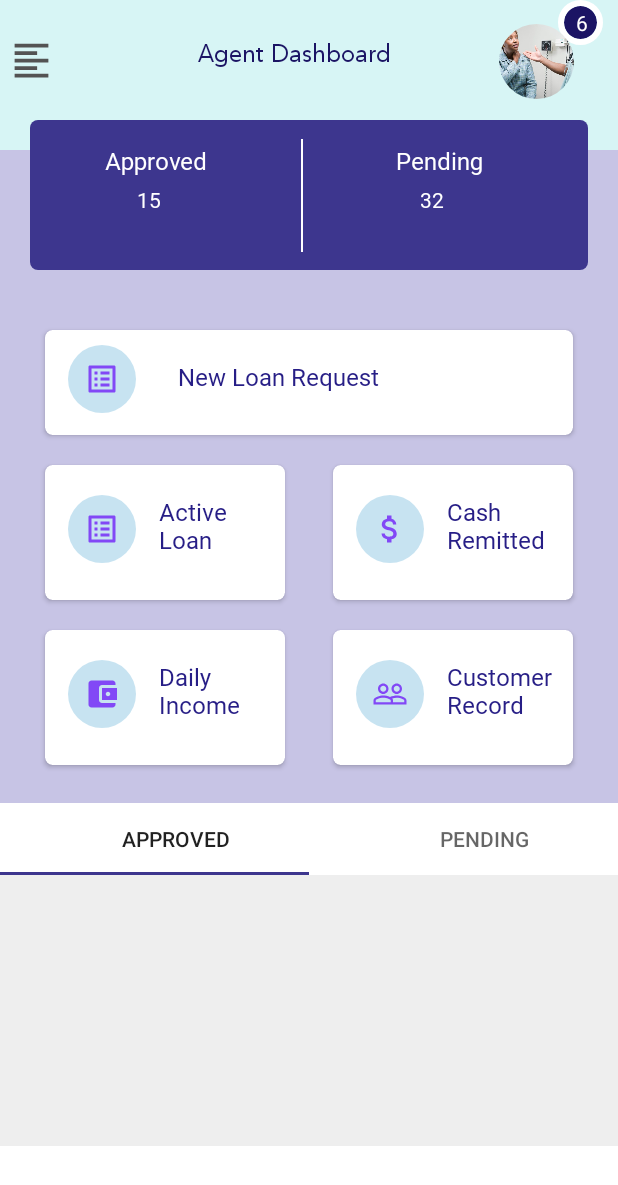
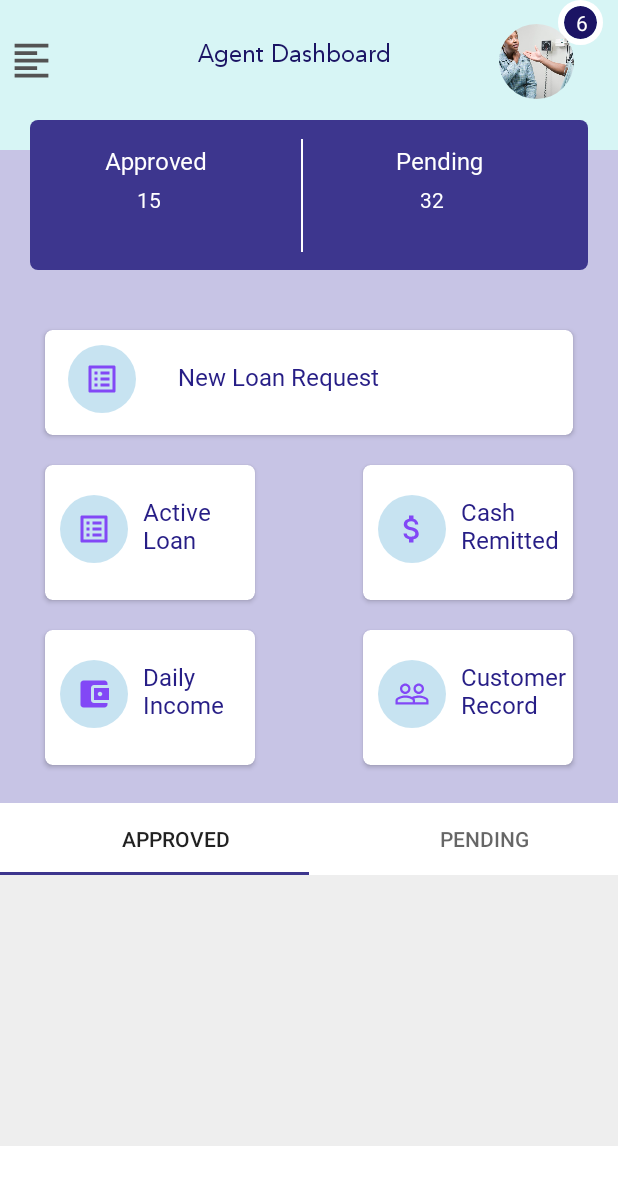
Before and after one commit to kunledarams2/CyberPayLoanDemo, an Android app: the screen it shows after launch (DashBoard), on a phone screen of 412 x 824 dp. Shown: the top 1185 px of the screen. Run offline under Robolectric (Android 15) with nearby library versions, the phone set to English and light mode, and no system bars; our stand-ins replace CircleImageView, Picasso, Volley; network calls fail; pictures from the network do not load.

Commit message:
forth push

```diff
--- a/app/src/main/res/layout/activity_main.xml
+++ b/app/src/main/res/layout/activity_main.xml
@@ -219,7 +219,7 @@
 
             <androidx.cardview.widget.CardView
                 android:id="@+id/active_load_wrapper"
-                android:layout_width="160dp"
+                android:layout_width="140dp"
                 android:layout_height="90dp"
                 android:layout_marginStart="30dp"
                 android:layout_marginTop="20dp"
@@ -235,7 +235,7 @@
                       android:id="@+id/light_image"
                       android:layout_width="45dp"
                       android:layout_height="45dp"
-                      android:layout_marginStart="15dp"
+                      android:layout_marginStart="10dp"
                       android:layout_marginTop="20dp"
                       android:background="@drawable/circle_v_light_green"
                       android:src="@drawable/ic_baseline_list_alt_24"
@@ -245,7 +245,7 @@
                   <TextView
                       android:layout_width="wrap_content"
                       android:layout_height="wrap_content"
-                      android:layout_marginStart="15dp"
+                      android:layout_marginStart="10dp"
                       android:layout_marginTop="20dp"
                       android:fontFamily="@font/avenir_medium"
                       android:text="Active \nLoan"
@@ -259,7 +259,7 @@
 
             <androidx.cardview.widget.CardView
                 android:id="@+id/cash_remitted_wrapper"
-                android:layout_width="160dp"
+                android:layout_width="140dp"
                 android:layout_height="90dp"
                 android:layout_marginTop="20dp"
                 android:layout_marginEnd="30dp"
@@ -275,7 +275,7 @@
                       android:id="@+id/cash_image"
                       android:layout_width="45dp"
                       android:layout_height="45dp"
-                      android:layout_marginStart="15dp"
+                      android:layout_marginStart="10dp"
                       android:layout_marginTop="20dp"
                       android:background="@drawable/circle_v_light_green"
                       android:src="@drawable/ic_baseline_attach_money_24"
@@ -285,7 +285,7 @@
                   <TextView
                       android:layout_width="wrap_content"
                       android:layout_height="wrap_content"
-                      android:layout_marginStart="15dp"
+                      android:layout_marginStart="10dp"
                       android:layout_marginTop="20dp"
                       android:fontFamily="@font/avenir_medium"
                       android:text="Cash\nRemitted"
@@ -300,7 +300,7 @@
 
             <androidx.cardview.widget.CardView
                 android:id="@+id/daily_income_wrapper"
-                android:layout_width="160dp"
+                android:layout_width="140dp"
                 android:layout_height="90dp"
                 android:layout_marginStart="30dp"
                 android:layout_marginTop="20dp"
@@ -317,7 +317,7 @@
                       android:id="@+id/dialy_image"
                       android:layout_width="45dp"
                       android:layout_height="45dp"
-                      android:layout_marginStart="15dp"
+                      android:layout_marginStart="10dp"
                       android:layout_marginTop="20dp"
                       android:background="@drawable/circle_v_light_green"
                       android:src="@drawable/ic_baseline_account_balance_wallet_24"
@@ -327,7 +327,7 @@
                   <TextView
                       android:layout_width="wrap_content"
                       android:layout_height="wrap_content"
-                      android:layout_marginStart="15dp"
+                      android:layout_marginStart="10dp"
                       android:layout_marginTop="20dp"
                       android:fontFamily="@font/avenir_medium"
                       android:text="Daily\nIncome"
@@ -341,7 +341,7 @@
 
             <androidx.cardview.widget.CardView
                 android:id="@+id/cust_record_wrapper"
-                android:layout_width="160dp"
+                android:layout_width="140dp"
                 android:layout_height="90dp"
                 android:layout_marginTop="20dp"
                 android:layout_marginEnd="30dp"
@@ -358,7 +358,7 @@
                       android:id="@+id/person_image"
                       android:layout_width="45dp"
                       android:layout_height="45dp"
-                      android:layout_marginStart="15dp"
+                      android:layout_marginStart="10dp"
                       android:layout_marginTop="20dp"
                       android:background="@drawable/circle_v_light_green"
                       android:src="@drawable/ic_baseline_people_outline_24"
@@ -368,7 +368,7 @@
                   <TextView
                       android:layout_width="wrap_content"
                       android:layout_height="wrap_content"
-                      android:layout_marginStart="15dp"
+                      android:layout_marginStart="10dp"
                       android:layout_marginTop="20dp"
                       android:fontFamily="@font/avenir_medium"
                       android:text="Customer\nRecord"
--- a/app/src/main/res/layout/fragment_load_application.xml
+++ b/app/src/main/res/layout/fragment_load_application.xml
@@ -184,11 +184,15 @@
 
     <View
         android:layout_width="5dp"
-        android:layout_height="510dp"
+        android:layout_height="0dp"
+
         android:layout_marginTop="80dp"
+        android:layout_marginBottom="100dp"
         android:background="@color/greenColor"
+        app:layout_constraintBottom_toBottomOf="parent"
         app:layout_constraintEnd_toStartOf="@+id/form_wrapper"
-        app:layout_constraintTop_toTopOf="parent" />
+        app:layout_constraintTop_toTopOf="parent"
+        app:layout_constraintVertical_bias="0.29000002" />
 
 
 </androidx.constraintlayout.widget.ConstraintLayout>
```
